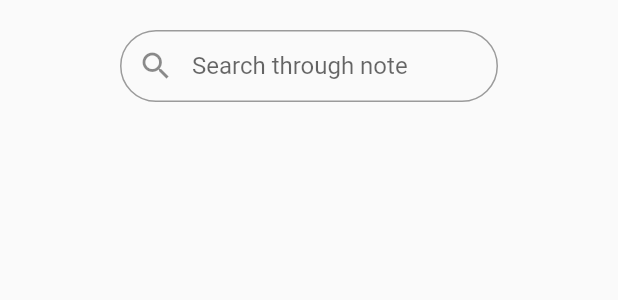
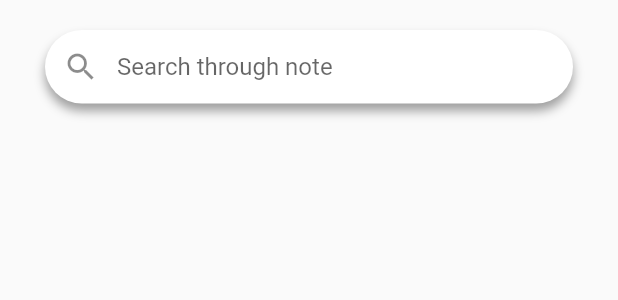
Before and after one commit to Flathz/flutterMindr, a Flutter app: the ListOfNotesWidget widget shown alone on an empty page, opened directly, on a phone screen of 412 x 824 dp. Shown: the top 300 px of the screen. Run offline on Flutter 3.47's test engine with Material 2 defaults, Android fonts, the phone set to English and light mode, and no system bars; our stand-ins replace avatar_glow, speech_to_text, sqflite; missing offline and left inert: keyboard_visibility; accounts and stored records are empty.

Commit message:
[feat] add som style to list of notes

```diff
--- a/lib/ListOfNotesWidget.dart
+++ b/lib/ListOfNotesWidget.dart
@@ -43,31 +43,50 @@ class _ListOfNotesWidgetState extends State<ListOfNotesWidget> {
     refreshList();
   }
 
+  String truncateWithEllipsis(int cutoff, String myString) {
+    return (myString.length <= cutoff)
+        ? myString
+        : '${myString.substring(0, cutoff)}...';
+  }
+
   Widget build(BuildContext context) {
     final ColorScheme colorScheme = Theme.of(context).colorScheme;
     final oddItemColor = colorScheme.primary.withOpacity(0.05);
     final evenItemColor = colorScheme.primary.withOpacity(0.15);
 
     return ListView(
-        padding: const EdgeInsets.symmetric(horizontal: 40),
+        padding: const EdgeInsets.symmetric(horizontal: 20),
         children: <Widget>[
           Padding(
               padding: const EdgeInsets.only(
-                left: 40,
+                left: 10,
                 top: 20,
-                right: 40,
+                right: 10,
                 bottom: 20,
               ),
+              child: Container(
+                  decoration: BoxDecoration(
+                      color: Colors.white,
+                      borderRadius: new BorderRadius.circular(25.0),
+                      boxShadow: [
+                        BoxShadow(
+                          color: Colors.grey,
+                          blurRadius: 5.0,
+                          offset: const Offset(0, 5),
+                        )
+                      ]),
                   child: TextField(
                     decoration: InputDecoration(
                       prefixIcon: Icon(Icons.search),
-                    contentPadding: EdgeInsets.all(10),
+                      contentPadding: EdgeInsets.all(15),
                       hintText: 'Search through note',
                       fillColor: Colors.white,
-                    border: new OutlineInputBorder(
-                      borderRadius: new BorderRadius.circular(25.0),
-                      borderSide: new BorderSide(),
-                    )),
+                      border: InputBorder.none,
+                      focusedBorder: InputBorder.none,
+                      enabledBorder: InputBorder.none,
+                      errorBorder: InputBorder.none,
+                      disabledBorder: InputBorder.none,
+                    ),
                     onChanged: (string) {
                       setState(() {
                         _filterItems = _items
@@ -81,13 +100,16 @@ class _ListOfNotesWidgetState extends State<ListOfNotesWidget> {
                             .toList();
                       });
                     },
-              )),
+                  ))),
           for (int index = 0; index < _filterItems.length; index++)
-            Card(
+            Container(
+                height: 100,
+                child: Card(
                   key: Key('$index'),
                   child: ListTile(
-                tileColor:
-                    _filterItems[index].isOdd ? oddItemColor : evenItemColor,
+                    tileColor: _filterItems[index].isOdd
+                        ? oddItemColor
+                        : evenItemColor,
                     onTap: () => GestureTapCallback,
                     leading: Icon(Icons.notes_rounded),
                     trailing: GestureDetector(
@@ -96,7 +118,8 @@ class _ListOfNotesWidgetState extends State<ListOfNotesWidget> {
                             context: context,
                             builder: (ctx) => AlertDialog(
                               title: Text("Delete ?"),
-                          content: Text("Do you want to delete this note ?"),
+                              content:
+                                  Text("Do you want to delete this note ?"),
                               actions: <Widget>[
                                 TextButton(
                                   onPressed: () {
@@ -115,10 +138,12 @@ class _ListOfNotesWidgetState extends State<ListOfNotesWidget> {
                           );
                         },
                         child: Icon(Icons.delete)),
-                title: Text(_filterItems[index].title),
-                subtitle: Text(_filterItems[index].content),
+                    title: Text(
+                        truncateWithEllipsis(50, _filterItems[index].title)),
+                    subtitle: Text(
+                        truncateWithEllipsis(50, _filterItems[index].content)),
                   ),
-            ),
+                )),
         ]);
   }
 }
```
Lines whose indentation alone changed are shown as unchanged.
